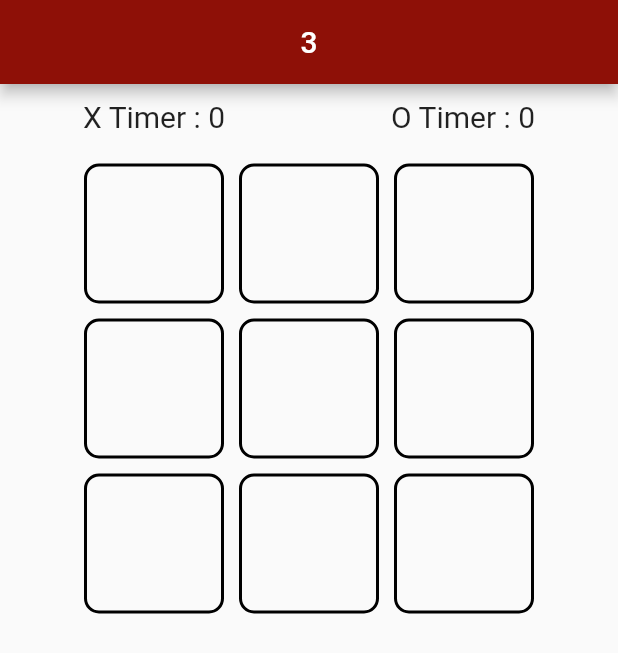
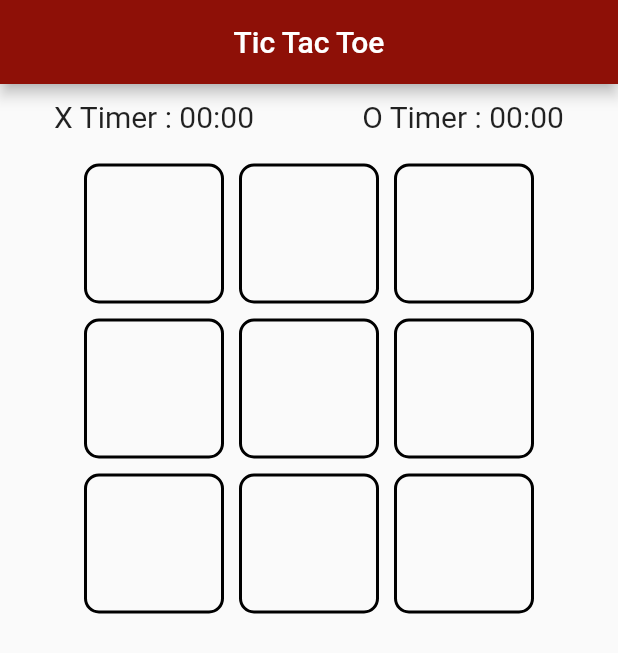
Before and after one commit to bahaaoz/Training, a Flutter app: the screen it shows after launch, on a phone screen of 412 x 824 dp. Shown: the top 653 px of the screen. Run offline on Flutter 3.47's test engine with Material 2 defaults, Android fonts, the phone set to English and light mode, and no system bars.

Commit message:
try to create new Branch

```diff
--- a/project_thered/lib/first.dart
+++ b/project_thered/lib/first.dart
@@ -60,6 +60,7 @@ class _FirstState extends State<First> {
     });
   }
 
+//_____________________________________________
   void goToSecondPage() {
     if (finalResult != "") {
       timer?.cancel();
@@ -68,6 +69,35 @@ class _FirstState extends State<First> {
       Navigator.of(context).pushNamed("second");
     }
   }
+  //_____________________________________________
+
+  Widget timeBuilderX() {
+    String toDigits(int n) => n.toString().padLeft(2, "0");
+    final minutesX = toDigits(durationX.inMinutes.remainder(60));
+    final secondX = toDigits(durationX.inSeconds.remainder(60));
+
+    return Text(
+
+      "X Timer : $minutesX:$secondX",
+      style: const TextStyle(
+        fontSize: 20,
+      ),
+    );
+  }
+
+  Widget timeBuilderO() {
+    String toDigits(int n) => n.toString().padLeft(2, "0");
+    final minuteO = toDigits(durationO.inMinutes.remainder(60));
+    final secondO = toDigits(durationO.inSeconds.remainder(60));
+
+    return Text(
+      "O Timer : $minuteO:$secondO",
+      style: const TextStyle(
+        fontSize: 20,
+      ),
+    );
+  }
+
   //______________________________________________
 
   @override
@@ -77,7 +107,7 @@ class _FirstState extends State<First> {
       home: Scaffold(
         appBar: AppBar(
           backgroundColor: Color.fromARGB(255, 142, 16, 7),
-          title: const Text("3"),
+          title: const Text("Tic Tac Toe"),
           centerTitle: true,
         ),
         body: Center(
@@ -89,18 +119,8 @@ class _FirstState extends State<First> {
               Row(
                 mainAxisAlignment: MainAxisAlignment.spaceAround,
                 children: [
-                  Text(
-                    "X Timer : ${durationX.inSeconds}",
-                    style: const TextStyle(
-                      fontSize: 20,
-                    ),
-                  ),
-                  Text(
-                    "O Timer : ${durationO.inSeconds}",
-                    style: const TextStyle(
-                      fontSize: 20,
-                    ),
-                  ),
+                  timeBuilderX(),
+                  timeBuilderO(),
                 ],
               ),
               const SizedBox(
@@ -158,10 +178,10 @@ class _FirstState extends State<First> {
                                 if (draw) {
                                   if (durationO < durationX) {
                                     finalResult =
-                                        "Player O is Win with time : $durationO";
+                                        "Player O is Win with time : ${timeBuilderO().da}";
                                   } else {
                                     finalResult =
-                                        "Player X is Win with time : $durationX";
+                                        "Player X is Win with time : $timeBuilderX()";
                                   }
                                 }
                               });
@@ -209,25 +229,28 @@ class _FirstState extends State<First> {
               ),
               // ElevatedButton(
               //   onPressed: (() {
-              //     setState(() {
-              //       //
+              //     // setState(() {
+              //     String str = "bahaa";
+              //     print(str.toString().padLeft(6, "x") + " o");
 
-              //       // if (test) {
-              //       //   timer?.cancel();
-              //       //   startTimer("O");
-              //       // } else {
-              //       //   timer?.cancel();
-              //       //   startTimer("X");
-              //       // }
-              //       // test = !test;
-              //       //
+              //     //
 
-              //       for (int i = 0; i < list.length; i++) {
-              //         list[i] = "";
-              //       }
-              //       // stop = true;
-              //       whoWin = "";
-              //     });
+              //     // if (test) {
+              //     //   timer?.cancel();
+              //     //   startTimer("O");
+              //     // } else {
+              //     //   timer?.cancel();
+              //     //   startTimer("X");
+              //     // }
+              //     // test = !test;
+              //     //
+
+              //     // for (int i = 0; i < list.length; i++) {
+              //     //   list[i] = "";
+              //     // }
+              //     // // stop = true;
+              //     // whoWin = "";
+              //     // });
               //   }),
               //   child: const Text("Reset"),
               // ),
```
